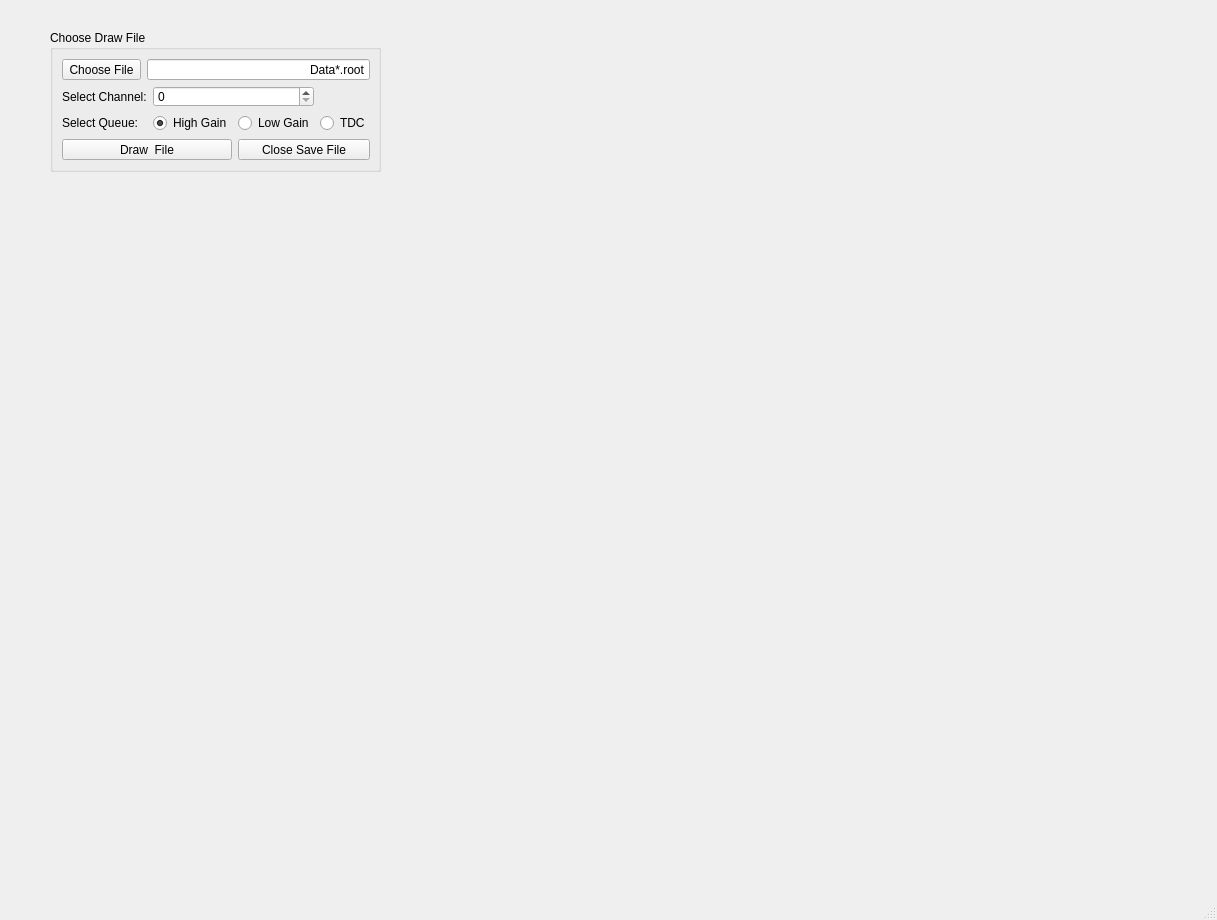
The window that src/ROOTDraw.ui (HelloUSTC114/FEEBoardGUI) describes before a commit, drawn with Qt 5.
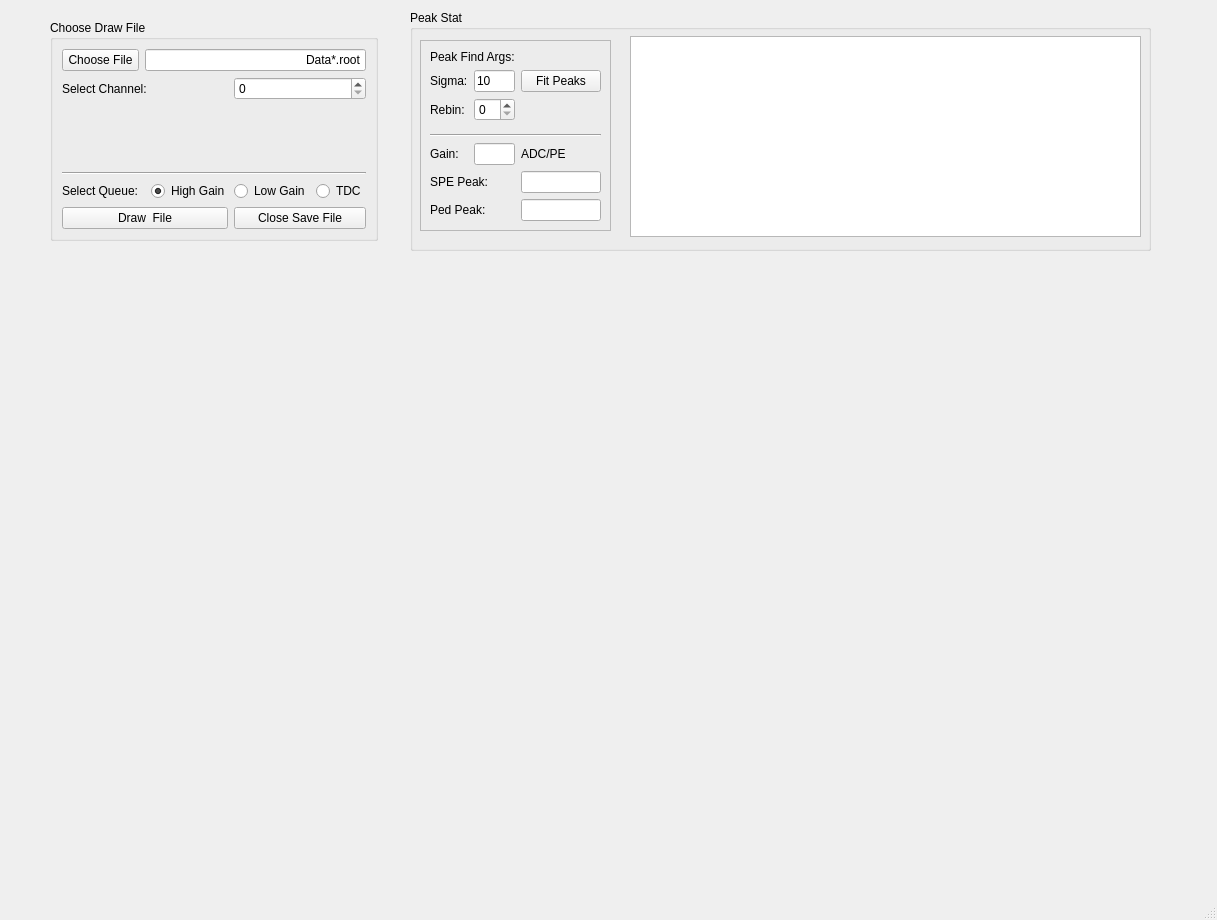
The same window after the commit.

Commit message: Add Peak find and Gain Calculation

Diff of the .ui file:
```diff
--- a/src/ROOTDraw.ui
+++ b/src/ROOTDraw.ui
@@ -18,37 +18,16 @@
     <property name="geometry">
      <rect>
       <x>50</x>
-      <y>30</y>
-      <width>331</width>
-      <height>142</height>
+      <y>20</y>
+      <width>328</width>
+      <height>221</height>
      </rect>
     </property>
     <property name="title">
      <string>Choose Draw File</string>
     </property>
     <layout class="QGridLayout" name="gridLayout">
-     <item row="0" column="0">
-      <widget class="QPushButton" name="btnFileChoose">
-       <property name="text">
-        <string>Choose File</string>
-       </property>
-      </widget>
-     </item>
-     <item row="1" column="0" colspan="2">
-      <widget class="QLabel" name="label_31">
-       <property name="text">
-        <string>Select Channel:</string>
-       </property>
-      </widget>
-     </item>
-     <item row="2" column="0" colspan="2">
-      <widget class="QLabel" name="label_26">
-       <property name="text">
-        <string>Select Queue:</string>
-       </property>
-      </widget>
-     </item>
-     <item row="2" column="2">
+     <item row="5" column="2">
       <widget class="QRadioButton" name="btnHGDraw">
        <property name="text">
         <string>High Gain</string>
@@ -58,20 +37,41 @@
        </property>
       </widget>
      </item>
-     <item row="2" column="3">
-      <widget class="QRadioButton" name="btnLGDraw">
+     <item row="4" column="0" colspan="5">
+      <widget class="Line" name="line">
+       <property name="orientation">
+        <enum>Qt::Horizontal</enum>
+       </property>
+      </widget>
+     </item>
+     <item row="6" column="3" colspan="2">
+      <widget class="QPushButton" name="btnFileClose_2">
        <property name="text">
-        <string>Low Gain</string>
+        <string>Close Save File</string>
        </property>
       </widget>
      </item>
-     <item row="2" column="4">
+     <item row="5" column="4">
       <widget class="QRadioButton" name="btnTDCDraw">
        <property name="text">
         <string>TDC</string>
        </property>
       </widget>
      </item>
+     <item row="1" column="0" colspan="3">
+      <widget class="QLabel" name="label_31">
+       <property name="text">
+        <string>Select Channel:</string>
+       </property>
+      </widget>
+     </item>
+     <item row="1" column="3" colspan="2">
+      <widget class="QSpinBox" name="boxFiberCh_2">
+       <property name="maximum">
+        <number>32</number>
+       </property>
+      </widget>
+     </item>
      <item row="0" column="1" colspan="4">
       <widget class="QLineEdit" name="lblReadFileName">
        <property name="text">
@@ -82,24 +82,44 @@
        </property>
       </widget>
      </item>
-     <item row="3" column="3" colspan="2">
-      <widget class="QPushButton" name="btnFileClose_2">
+     <item row="3" column="0" colspan="5">
+      <spacer name="verticalSpacer">
+       <property name="orientation">
+        <enum>Qt::Vertical</enum>
+       </property>
+       <property name="sizeHint" stdset="0">
+        <size>
+         <width>20</width>
+         <height>40</height>
+        </size>
+       </property>
+      </spacer>
+     </item>
+     <item row="0" column="0">
+      <widget class="QPushButton" name="btnFileChoose">
        <property name="text">
-        <string>Close Save File</string>
+        <string>Choose File</string>
        </property>
       </widget>
      </item>
-     <item row="3" column="0" colspan="3">
+     <item row="6" column="0" colspan="3">
       <widget class="QPushButton" name="btnFileDraw">
        <property name="text">
         <string>Draw  File</string>
        </property>
       </widget>
      </item>
-     <item row="1" column="2" colspan="2">
-      <widget class="QSpinBox" name="boxFiberCh_2">
-       <property name="maximum">
-        <number>32</number>
+     <item row="5" column="3">
+      <widget class="QRadioButton" name="btnLGDraw">
+       <property name="text">
+        <string>Low Gain</string>
+       </property>
+      </widget>
+     </item>
+     <item row="5" column="0" colspan="2">
+      <widget class="QLabel" name="label_26">
+       <property name="text">
+        <string>Select Queue:</string>
        </property>
       </widget>
      </item>
@@ -108,13 +128,160 @@
    <widget class="QWidget" name="frmDraw" native="true">
     <property name="geometry">
      <rect>
-      <x>50</x>
-      <y>210</y>
-      <width>1031</width>
+      <x>60</x>
+      <y>280</y>
+      <width>1101</width>
       <height>581</height>
      </rect>
     </property>
    </widget>
+   <widget class="QGroupBox" name="grpPeakStat">
+    <property name="geometry">
+     <rect>
+      <x>410</x>
+      <y>10</y>
+      <width>741</width>
+      <height>241</height>
+     </rect>
+    </property>
+    <property name="title">
+     <string>Peak Stat</string>
+    </property>
+    <widget class="QTableWidget" name="tablePeaks">
+     <property name="geometry">
+      <rect>
+       <x>220</x>
+       <y>26</y>
+       <width>511</width>
+       <height>201</height>
+      </rect>
+     </property>
+    </widget>
+    <widget class="QFrame" name="frame">
+     <property name="geometry">
+      <rect>
+       <x>10</x>
+       <y>30</y>
+       <width>191</width>
+       <height>191</height>
+      </rect>
+     </property>
+     <property name="frameShape">
+      <enum>QFrame::StyledPanel</enum>
+     </property>
+     <property name="frameShadow">
+      <enum>QFrame::Raised</enum>
+     </property>
+     <layout class="QGridLayout" name="gridLayout_2">
+      <item row="5" column="0" colspan="3">
+       <widget class="Line" name="line_2">
+        <property name="orientation">
+         <enum>Qt::Horizontal</enum>
+        </property>
+       </widget>
+      </item>
+      <item row="3" column="0">
+       <widget class="QLabel" name="label_5">
+        <property name="text">
+         <string>Rebin:</string>
+        </property>
+       </widget>
+      </item>
+      <item row="2" column="1">
+       <widget class="QLineEdit" name="lineSigmaInput">
+        <property name="text">
+         <string>10</string>
+        </property>
+       </widget>
+      </item>
+      <item row="1" column="0" colspan="2">
+       <widget class="QLabel" name="label">
+        <property name="text">
+         <string>Peak Find Args:</string>
+        </property>
+       </widget>
+      </item>
+      <item row="6" column="2">
+       <widget class="QLabel" name="label_4">
+        <property name="text">
+         <string>ADC/PE</string>
+        </property>
+       </widget>
+      </item>
+      <item row="6" column="0">
+       <widget class="QLabel" name="label_3">
+        <property name="text">
+         <string>Gain:</string>
+        </property>
+       </widget>
+      </item>
+      <item row="4" column="0">
+       <spacer name="verticalSpacer_2">
+        <property name="orientation">
+         <enum>Qt::Vertical</enum>
+        </property>
+        <property name="sizeHint" stdset="0">
+         <size>
+          <width>20</width>
+          <height>40</height>
+         </size>
+        </property>
+       </spacer>
+      </item>
+      <item row="6" column="1">
+       <widget class="QLineEdit" name="lineGainOutput">
+        <property name="enabled">
+         <bool>true</bool>
+        </property>
+        <property name="readOnly">
+         <bool>true</bool>
+        </property>
+       </widget>
+      </item>
+      <item row="2" column="2">
+       <widget class="QPushButton" name="btnFitPeaks">
+        <property name="text">
+         <string>Fit Peaks</string>
+        </property>
+       </widget>
+      </item>
+      <item row="2" column="0">
+       <widget class="QLabel" name="label_2">
+        <property name="text">
+         <string>Sigma:</string>
+        </property>
+       </widget>
+      </item>
+      <item row="3" column="1">
+       <widget class="QSpinBox" name="boxRebin">
+        <property name="maximum">
+         <number>10</number>
+        </property>
+       </widget>
+      </item>
+      <item row="7" column="0" colspan="2">
+       <widget class="QLabel" name="label_6">
+        <property name="text">
+         <string>SPE Peak:</string>
+        </property>
+       </widget>
+      </item>
+      <item row="8" column="0" colspan="2">
+       <widget class="QLabel" name="label_7">
+        <property name="text">
+         <string>Ped Peak:</string>
+        </property>
+       </widget>
+      </item>
+      <item row="7" column="2">
+       <widget class="QLineEdit" name="lineSPE"/>
+      </item>
+      <item row="8" column="2">
+       <widget class="QLineEdit" name="linePed"/>
+      </item>
+     </layout>
+    </widget>
+   </widget>
   </widget>
   <widget class="QMenuBar" name="menubar">
    <property name="geometry">
```
The commit also changes 4 other files.
